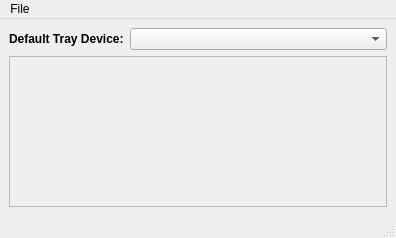
The window that src-qt4/pc-mixer/MixerGUI.ui (trueos/pcbsd) describes before a commit, drawn with Qt 5.
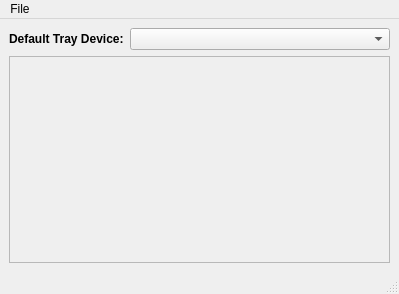
The same window after the commit. Icons and pictures are not drawn.

Commit message: Finish up the new pc-mixer utility. The main Mixer GUI is done now, and it all works great!

```diff
--- a/src-qt4/pc-mixer/MixerGUI.ui
+++ b/src-qt4/pc-mixer/MixerGUI.ui
@@ -6,8 +6,8 @@
    <rect>
     <x>0</x>
     <y>0</y>
-    <width>396</width>
-    <height>238</height>
+    <width>399</width>
+    <height>294</height>
    </rect>
   </property>
   <property name="windowTitle">
@@ -45,8 +45,8 @@
         <rect>
          <x>0</x>
          <y>0</y>
-         <width>380</width>
-         <height>153</height>
+         <width>383</width>
+         <height>209</height>
         </rect>
        </property>
       </widget>
@@ -59,7 +59,7 @@
     <rect>
      <x>0</x>
      <y>0</y>
-     <width>396</width>
+     <width>399</width>
      <height>20</height>
     </rect>
    </property>
```
Left out of the diff: 12 changed lines with no effect on the pictures. The commit also changes 13 other files.
